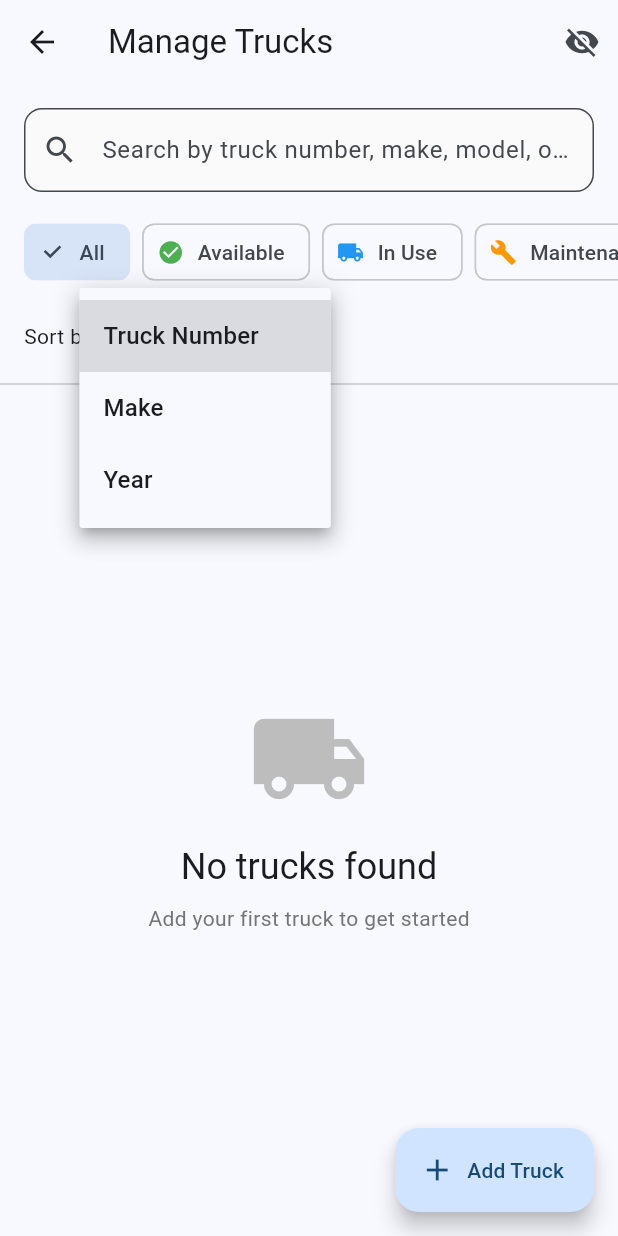
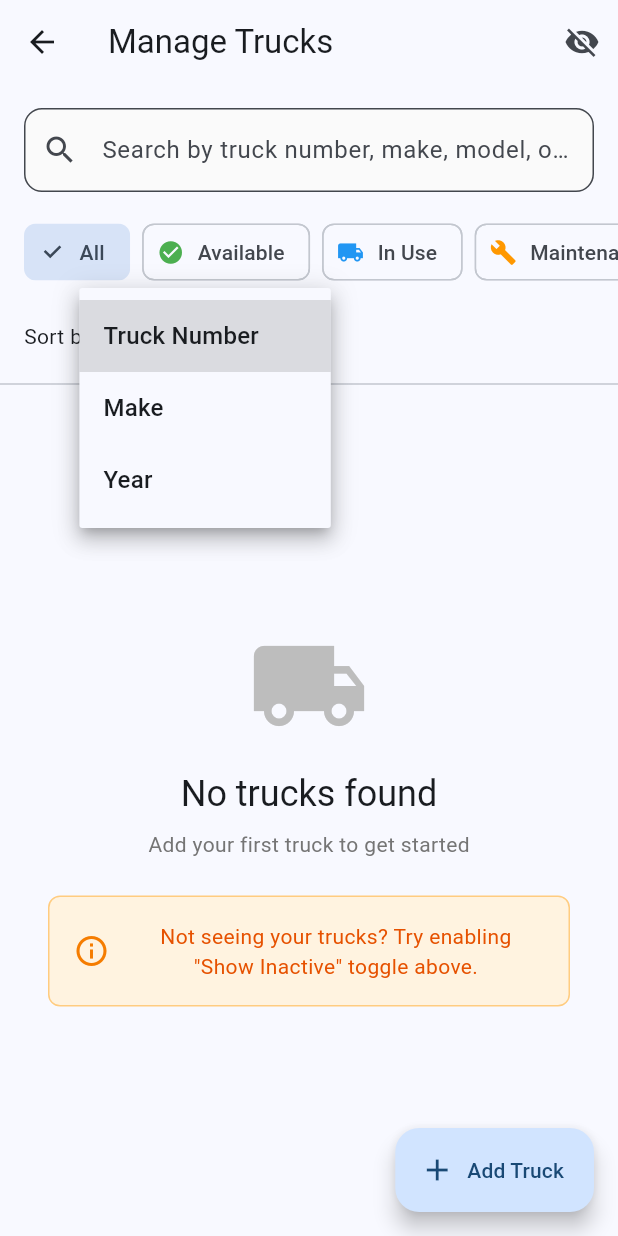
Before and after one commit to dukens11-create/gud, a Flutter app: the ManageTrucksScreen screen opened by its route, after a tap on "Truck Number", on a phone screen of 412 x 824 dp. Run offline on Flutter 3.47's test engine with Material 3 defaults, Android fonts, the phone set to English and light mode, and no system bars; our stand-ins replace cloud_firestore, csv, firebase_analytics, firebase_auth, firebase_core, firebase_crashlytics and 13 more; missing offline and left inert: firebase_app_check; accounts and stored records are empty.

Commit message:
Fix truck visibility bug - update filtering and validation
Co-authored-by: dukens11-create <249652828+dukens11-create@users.noreply.github.com>

```diff
--- a/lib/models/truck.dart
+++ b/lib/models/truck.dart
@@ -15,6 +15,29 @@ class Truck {
   final String? notes;
   final DateTime createdAt;
   final DateTime updatedAt;
+
+  /// Valid status values
+  static const List<String> validStatuses = [
+    'available',
+    'in_use',
+    'maintenance',
+    'inactive'
+  ];
+
+  /// Validate and normalize status
+  /// Returns 'available' for null, empty, or invalid status values
+  static String normalizeStatus(String? status) {
+    if (status == null || status.isEmpty) {
+      return 'available';
+    }
+
+    if (!validStatuses.contains(status)) {
+      print('⚠️ Invalid truck status "$status", defaulting to "available"');
+      return 'available';
+    }
+
+    return status;
+  }
 
   Truck({
     required this.id,
@@ -60,7 +83,7 @@ class Truck {
       model: data['model'] as String? ?? '',
       year: data['year'] as int? ?? DateTime.now().year,
       plateNumber: data['plateNumber'] as String? ?? '',
-      status: data['status'] as String? ?? 'available',
+      status: normalizeStatus(data['status'] as String?),
       assignedDriverId: data['assignedDriverId'] as String?,
       assignedDriverName: data['assignedDriverName'] as String?,
       notes: data['notes'] as String?,
--- a/lib/screens/admin/manage_trucks_screen.dart
+++ b/lib/screens/admin/manage_trucks_screen.dart
@@ -220,6 +220,32 @@ class _ManageTrucksScreenState extends State<ManageTrucksScreen> {
                                 color: Colors.grey[600],
                               ),
                         ),
+                        if (_searchQuery.isEmpty && !_showInactive) ...[
+                          const SizedBox(height: 24),
+                          Container(
+                            padding: const EdgeInsets.all(16),
+                            margin: const EdgeInsets.symmetric(horizontal: 32),
+                            decoration: BoxDecoration(
+                              color: Colors.orange.shade50,
+                              borderRadius: BorderRadius.circular(8),
+                              border: Border.all(color: Colors.orange.shade200),
+                            ),
+                            child: Row(
+                              mainAxisSize: MainAxisSize.min,
+                              children: [
+                                Icon(Icons.info_outline, color: Colors.orange.shade700),
+                                const SizedBox(width: 12),
+                                Flexible(
+                                  child: Text(
+                                    'Not seeing your trucks? Try enabling "Show Inactive" toggle above.',
+                                    style: TextStyle(color: Colors.orange.shade900),
+                                    textAlign: TextAlign.center,
+                                  ),
+                                ),
+                              ],
+                            ),
+                          ),
+                        ],
                       ],
                     ),
                   );
--- a/lib/services/truck_service.dart
+++ b/lib/services/truck_service.dart
@@ -32,7 +32,14 @@ class TruckService {
       throw Exception('Truck number ${truck.truckNumber} already exists');
     }
 
-    final docRef = await _db.collection('trucks').add(truck.toMap());
+    // Ensure truck has a valid status
+    final validatedTruck = truck.copyWith(
+      status: Truck.normalizeStatus(truck.status),
+      createdAt: DateTime.now(),
+      updatedAt: DateTime.now(),
+    );
+
+    final docRef = await _db.collection('trucks').add(validatedTruck.toMap());
     return docRef.id;
   }
 
@@ -98,27 +105,28 @@ class TruckService {
 
   /// Stream all trucks (excluding inactive)
   ///
-  /// Uses `whereIn` instead of `isNotEqualTo` to avoid requiring additional
-  /// composite indexes. This works with the existing status + truckNumber index.
+  /// Uses in-memory filtering to avoid requiring additional composite indexes.
+  /// This ensures trucks with null, empty, or other status values are still loaded
+  /// and can be properly displayed or filtered.
   Stream<List<Truck>> streamTrucks({bool includeInactive = false}) {
     _requireAuth();
 
-    final baseQuery = _db.collection('trucks');
-    final Query<Map<String, dynamic>> query;
+    // Get all trucks and filter in-memory to avoid index issues
+    return _db.collection('trucks')
+        .orderBy('truckNumber')
+        .snapshots()
+        .map((snapshot) {
+          final trucks = snapshot.docs
+              .map((doc) => Truck.fromMap(doc.id, doc.data()))
+              .toList();
 
-    if (includeInactive) {
-      // Get all trucks, sorted by truckNumber
-      query = baseQuery.orderBy('truckNumber');
-    } else {
-      // Get only active trucks (available, in_use, maintenance)
-      // Using whereIn instead of isNotEqualTo to work with existing indexes
-      query = baseQuery
-          .where('status', whereIn: ['available', 'in_use', 'maintenance'])
-          .orderBy('truckNumber');
-    }
+          if (!includeInactive) {
+            // Filter out inactive trucks in-memory
+            return trucks.where((truck) => truck.status != 'inactive').toList();
+          }
 
-    return query.snapshots().map((snapshot) =>
-        snapshot.docs.map((doc) => Truck.fromMap(doc.id, doc.data())).toList());
+          return trucks;
+        });
   }
 
   /// Stream available trucks only
```
Also changed, not shown: scripts/fix_truck_statuses.dart (added, +70 -0 lines).
